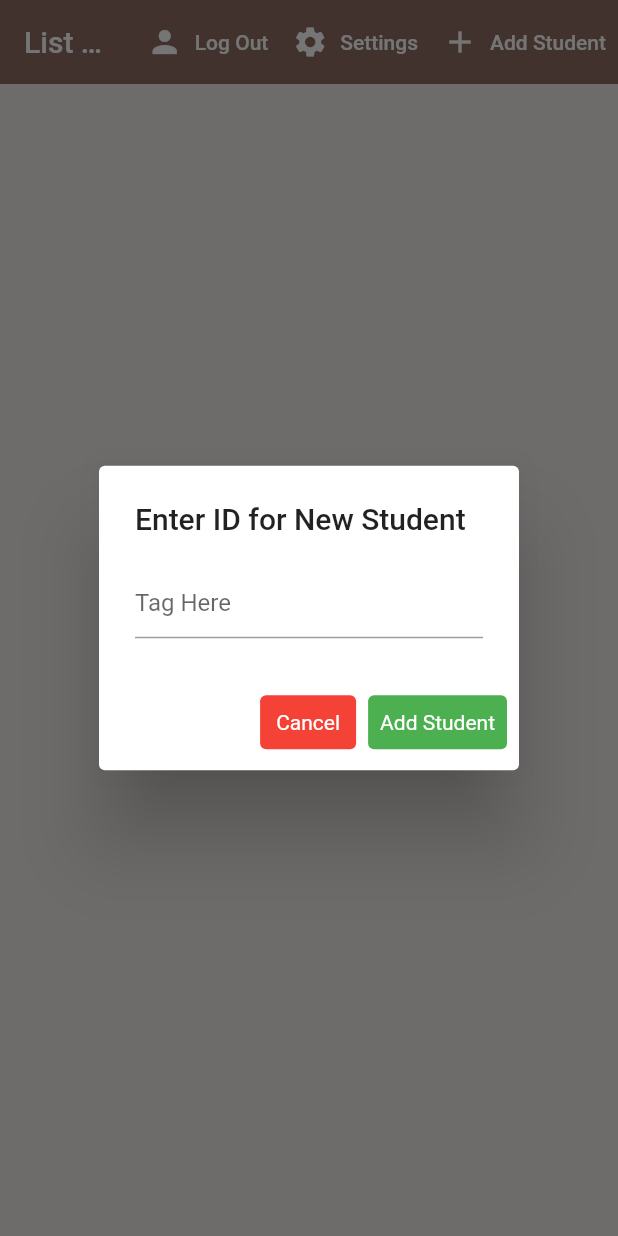
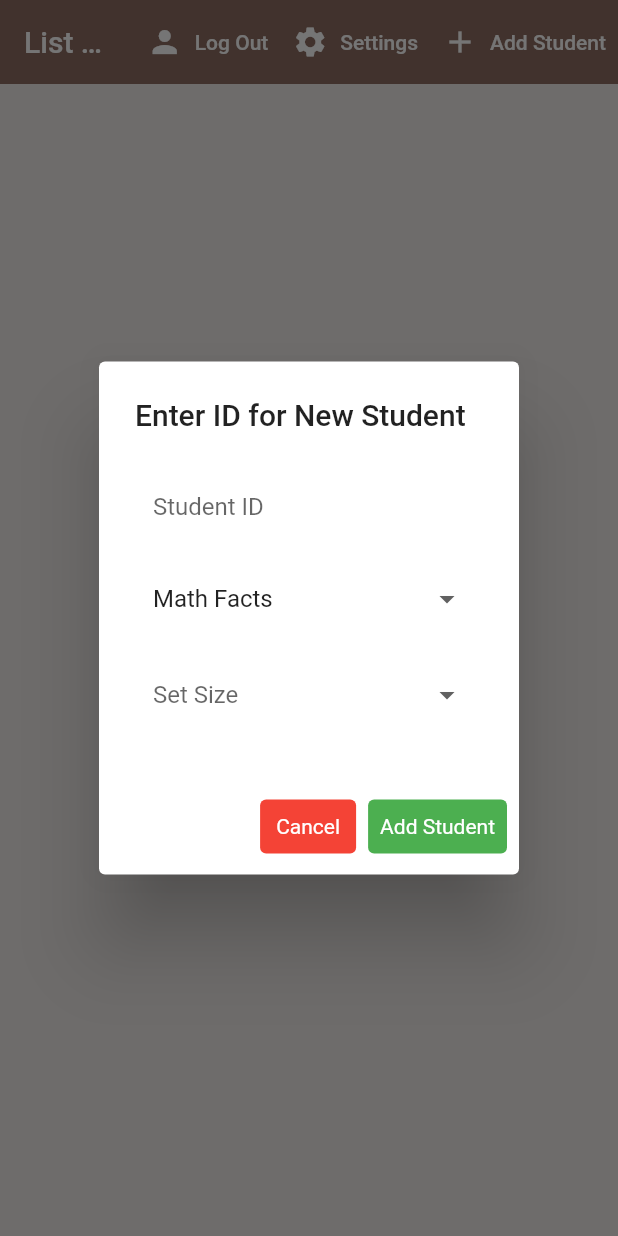
Before and after one commit to miyamot0/CCC_math_facts_flutter, a Flutter app: the screen it shows once a user with an empty profile is signed in, after a tap on "Add Student", on a phone screen of 412 x 824 dp. Run offline on Flutter 3.47's test engine with Material 2 defaults, Android fonts, the phone set to English and light mode, and no system bars; our stand-ins replace cloud_firestore, firebase_auth, firebase_core, flutter_spinkit; accounts and stored records are empty.

Commit message:
Add in updated AD

```diff
--- a/lib/screens/home/home.dart
+++ b/lib/screens/home/home.dart
@@ -7,6 +7,7 @@ import 'package:covcopcomp_math_fact/services/database.dart';
 import 'package:provider/provider.dart';
 
 import '../../models/usermodel.dart';
+import '../../shared/constants.dart';
 
 class Home extends StatefulWidget {
   const Home({Key key}) : super(key: key);
@@ -23,6 +24,8 @@ class _HomeState extends State<Home> {
     final user = Provider.of<UserModel>(context);
 
     TextEditingController _textFieldController = TextEditingController();
+    final _formKey = GlobalKey<FormState>();
+    String _setSizeEdit = "5", _exerciseEdit = "Math Facts";
 
     Future<void> _displayTextInputDialog(
         BuildContext context, String uidTag) async {
@@ -31,9 +34,40 @@ class _HomeState extends State<Home> {
           builder: (context) {
             return AlertDialog(
               title: const Text('Enter ID for New Student'),
-              content: TextField(
-                controller: _textFieldController,
-                decoration: const InputDecoration(hintText: "Tag Here"),
+              content: Form(
+                key: _formKey,
+                child: Column(
+                  mainAxisSize: MainAxisSize.min,
+                  children: [
+                    TextField(
+                      controller: _textFieldController,
+                      decoration:
+                          textInputDecoration.copyWith(hintText: "Student ID"),
+                    ),
+                    DropdownButtonFormField(
+                      decoration: textInputDecoration.copyWith(
+                          hintText: "Select exercise"),
+                      value: _exerciseEdit,
+                      items: ["Math Facts", "Computation"].map((setting) {
+                        return DropdownMenuItem(
+                            value: setting, child: Text(setting));
+                      }).toList(),
+                      onChanged: (String value) =>
+                          _exerciseEdit = value.toString(),
+                    ),
+                    DropdownButtonFormField(
+                      decoration:
+                          textInputDecoration.copyWith(hintText: "Set Size"),
+                      //value: _currentTarget ?? userData.currentTarget,
+                      items: ["5", "10", "20"].map((setting) {
+                        return DropdownMenuItem(
+                            value: setting, child: Text(setting));
+                      }).toList(),
+                      onChanged: (String value) =>
+                          _setSizeEdit = value.toString(),
+                    ),
+                  ],
+                ),
               ),
               actions: <Widget>[
                 TextButton(
@@ -56,8 +90,10 @@ class _HomeState extends State<Home> {
                   child: const Text('Add Student'),
                   onPressed: () async {
                     if (_textFieldController.text.isNotEmpty) {
-                      await DatabaseService(uid: uidTag)
-                          .addToStudentCollection(_textFieldController.text);
+                      await DatabaseService(uid: uidTag).addToStudentCollection(
+                          _textFieldController.text,
+                          _setSizeEdit,
+                          _exerciseEdit);
 
                       Navigator.pop(context);
                     }
--- a/lib/services/database.dart
+++ b/lib/services/database.dart
@@ -101,10 +101,12 @@ class DatabaseService {
   }
 
   // Add Student to classroom collection
-  Future addToStudentCollection(String studentTag) async {
+  Future addToStudentCollection(
+      String studentTag, String setSize, String target) async {
     var test =
         FirebaseFirestore.instance.collection('mainCollection/$uid/students');
 
-    return await test.add({'name': studentTag});
+    return await test
+        .add({'name': studentTag, 'setSize': setSize, 'target': target});
   }
 }
```
